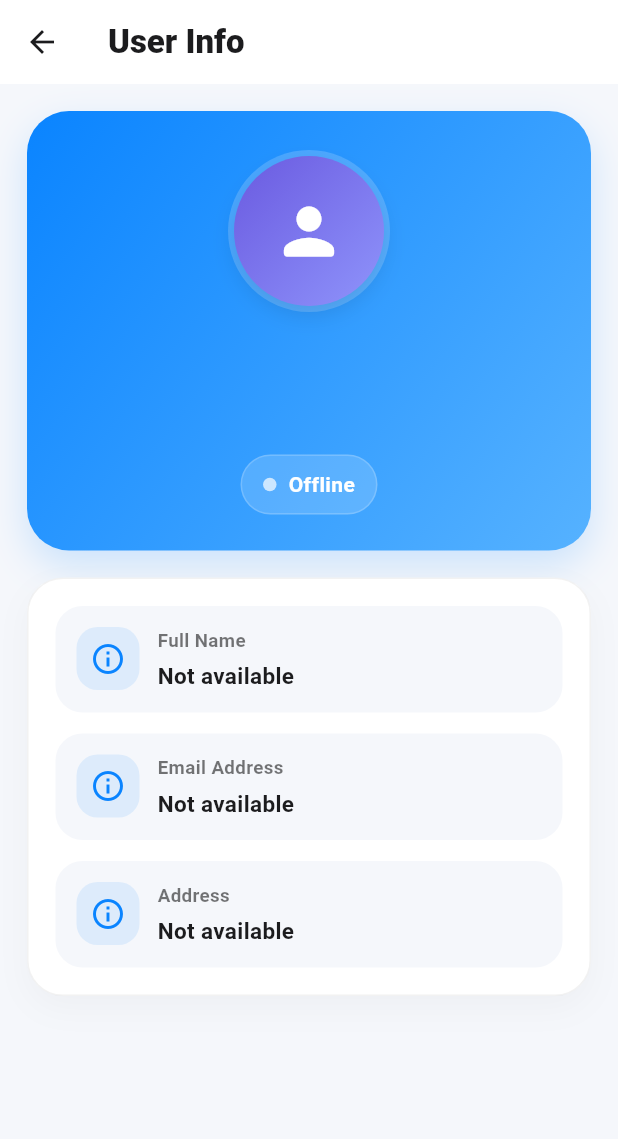
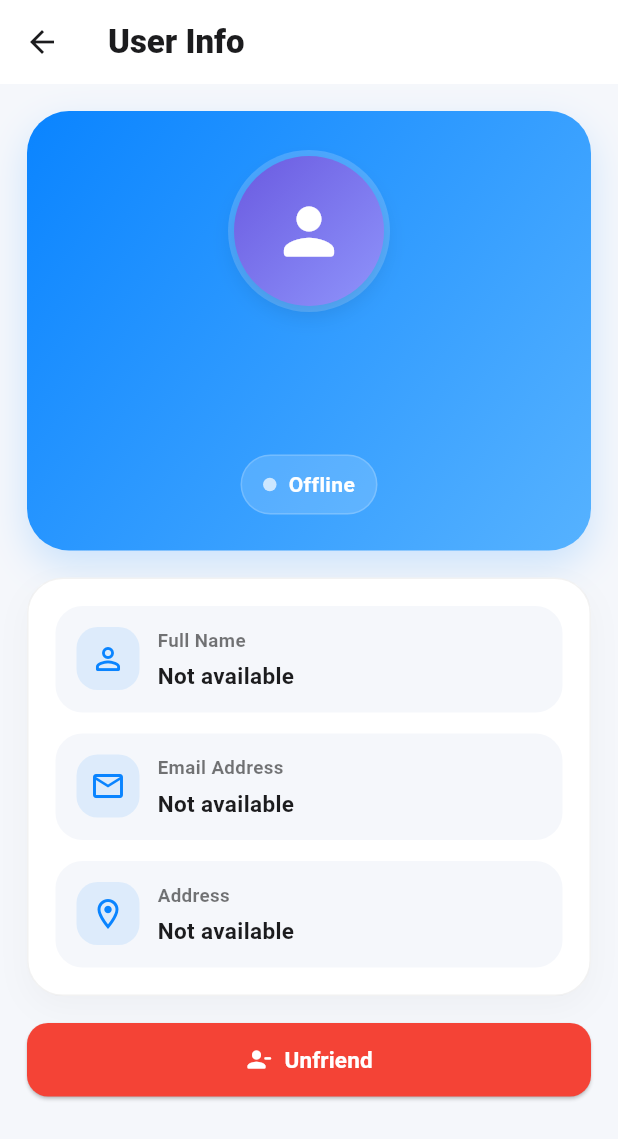
Before and after one commit to tanvirul-c0d3s/chatting_verse, a Flutter app: the ChatScreen screen opened by its route, after a tap on the "info outline" icon, on a phone screen of 412 x 824 dp. Shown: the top 1139 px of the screen. Run offline on Flutter 3.47's test engine with Material 3 defaults, Android fonts, the phone set to English and light mode, and no system bars; our stand-ins replace audioplayers, cached_network_image, cloud_firestore, file_picker, firebase_auth, firebase_core and 6 more; accounts and stored records are empty; statements that could not run were skipped.

Commit message:
Integrate Unfriend feature

```diff
--- a/lib/app/modules/home/home_controller.dart
+++ b/lib/app/modules/home/home_controller.dart
@@ -142,12 +142,10 @@ class HomeController extends GetxController {
         final sortedDocs = [...snapshot.docs]..sort((a, b) {
           final aData = a.data();
           final bData = b.data();
-          final aTs =
-              (aData['updatedAt'] as Timestamp?) ??
+          final aTs = (aData['updatedAt'] as Timestamp?) ??
               (aData['lastMessageAt'] as Timestamp?) ??
               (aData['createdAt'] as Timestamp?);
-          final bTs =
-              (bData['updatedAt'] as Timestamp?) ??
+          final bTs = (bData['updatedAt'] as Timestamp?) ??
               (bData['lastMessageAt'] as Timestamp?) ??
               (bData['createdAt'] as Timestamp?);
 
@@ -183,6 +181,8 @@ class HomeController extends GetxController {
 
     _sentRequestsSubscription = _chatService.sentRequestsStream(myUid).listen(
           (snapshot) {
+        _requestsMap.removeWhere((_, item) => item.senderId == myUid);
+
         for (final doc in snapshot.docs) {
           final data = doc.data();
           _requestsMap[doc.id] = ChatRequestItem(
@@ -196,9 +196,10 @@ class HomeController extends GetxController {
       },
     );
 
-    _receivedRequestsSubscription = _chatService
-        .receivedRequestsStream(myUid)
-        .listen((snapshot) {
+    _receivedRequestsSubscription =
+        _chatService.receivedRequestsStream(myUid).listen((snapshot) {
+          _requestsMap.removeWhere((_, item) => item.receiverId == myUid);
+
           for (final doc in snapshot.docs) {
             final data = doc.data();
             _requestsMap[doc.id] = ChatRequestItem(
@@ -333,9 +334,9 @@ class HomeController extends GetxController {
         return bMillis.compareTo(aMillis);
       }
 
-      return a.user.fullName.toLowerCase().compareTo(
-        b.user.fullName.toLowerCase(),
-      );
+      return a.user.fullName
+          .toLowerCase()
+          .compareTo(b.user.fullName.toLowerCase());
     });
 
     users.assignAll(items);
--- a/lib/app/modules/user_info/user_info_screen.dart
+++ b/lib/app/modules/user_info/user_info_screen.dart
@@ -2,18 +2,138 @@ import 'package:flutter/material.dart';
 import 'package:get/get.dart';
 
 import '../../data/models/app_user.dart';
+import '../../data/services/auth_service.dart';
+import '../../data/services/chat_service.dart';
+import '../chat/chat_controller.dart';
+import '../../routes/app_routes.dart';
 import '../../widgets/user_avatar.dart';
 
-class UserInfoScreen extends StatelessWidget {
+class UserInfoScreen extends StatefulWidget {
   const UserInfoScreen({super.key});
 
+  @override
+  State<UserInfoScreen> createState() => _UserInfoScreenState();
+}
+
+class _UserInfoScreenState extends State<UserInfoScreen> {
   static const Color _primary = Color(0xFF0A84FF);
   static const Color _bg = Color(0xFFF5F7FB);
   static const Color _textDark = Color(0xFF1C1C1E);
 
+  bool _isUnfriending = false;
+
+  AppUser? _resolveUser() {
+    final dynamic args = Get.arguments;
+
+    if (args is AppUser) return args;
+
+    if (args is Map) {
+      try {
+        return AppUser.fromMap(Map<String, dynamic>.from(args));
+      } catch (_) {
+        // ignore and fallback
+      }
+    }
+
+    if (Get.isRegistered<ChatController>()) {
+      return Get.find<ChatController>().otherUser;
+    }
+
+    return null;
+  }
+
+  Future<void> _handleUnfriend(AppUser user) async {
+    final confirmed = await showDialog<bool>(
+      context: context,
+      builder: (context) => AlertDialog(
+        title: const Text('Unfriend user?'),
+        content: Text(
+          'You will remove ${user.fullName} from your friend list and this chat will be deleted.',
+        ),
+        actions: [
+          TextButton(
+            onPressed: () => Navigator.pop(context, false),
+            child: const Text('Cancel'),
+          ),
+          ElevatedButton(
+            style: ElevatedButton.styleFrom(
+              backgroundColor: Colors.red,
+              foregroundColor: Colors.white,
+            ),
+            onPressed: () => Navigator.pop(context, true),
+            child: const Text('Unfriend'),
+          ),
+        ],
+      ),
+    );
+
+    if (confirmed != true || _isUnfriending) return;
+
+    final authService = Get.find<AuthService>();
+    final chatService = Get.find<ChatService>();
+    final myUid = authService.currentUser?.uid;
+
+    if (myUid == null) {
+      Get.snackbar('Session expired', 'Please login again.');
+      return;
+    }
+
+    setState(() => _isUnfriending = true);
+
+    try {
+      await chatService.unfriend(myUid: myUid, otherUid: user.uid);
+
+      if (!mounted) return;
+
+      Get.snackbar('Unfriended', '${user.fullName} has been removed.');
+      Get.offAllNamed(AppRoutes.home);
+    } catch (e) {
+      Get.snackbar('Unfriend failed', e.toString());
+    } finally {
+      if (mounted) {
+        setState(() => _isUnfriending = false);
+      }
+    }
+  }
+
   @override
   Widget build(BuildContext context) {
-    final AppUser user = Get.arguments as AppUser;
+    final user = _resolveUser();
+
+    if (user == null) {
+      return Scaffold(
+        backgroundColor: _bg,
+        appBar: AppBar(
+          title: const Text('User Info'),
+        ),
+        body: Center(
+          child: Padding(
+            padding: const EdgeInsets.all(24),
+            child: Column(
+              mainAxisSize: MainAxisSize.min,
+              children: [
+                const Icon(Icons.error_outline, size: 42, color: Colors.red),
+                const SizedBox(height: 12),
+                const Text(
+                  'User data not found.',
+                  style: TextStyle(fontSize: 16, fontWeight: FontWeight.w700),
+                ),
+                const SizedBox(height: 8),
+                const Text(
+                  'Please open this screen from chat header info button.',
+                  textAlign: TextAlign.center,
+                ),
+                const SizedBox(height: 16),
+                ElevatedButton(
+                  onPressed: () => Get.offAllNamed(AppRoutes.home),
+                  child: const Text('Go Home'),
+                ),
+              ],
+            ),
+          ),
+        ),
+      );
+    }
 
     return Scaffold(
       backgroundColor: _bg,
@@ -109,7 +229,9 @@ class UserInfoScreen extends StatelessWidget {
                           width: 9,
                           height: 9,
                           decoration: BoxDecoration(
-                            color: user.isOnline ? Colors.greenAccent : Colors.white70,
+                            color: user.isOnline
+                                ? Colors.greenAccent
+                                : Colors.white70,
                             shape: BoxShape.circle,
                           ),
                         ),
@@ -165,6 +287,39 @@ class UserInfoScreen extends StatelessWidget {
                 ],
               ),
             ),
+            const SizedBox(height: 18),
+            SizedBox(
+              width: double.infinity,
+              child: ElevatedButton.icon(
+                onPressed: _isUnfriending ? null : () => _handleUnfriend(user),
+                style: ElevatedButton.styleFrom(
+                  backgroundColor: Colors.red,
+                  foregroundColor: Colors.white,
+                  disabledBackgroundColor: Colors.red.withOpacity(.45),
+                  padding: const EdgeInsets.symmetric(vertical: 14),
+                  shape: RoundedRectangleBorder(
+                    borderRadius: BorderRadius.circular(14),
+                  ),
+                ),
+                icon: _isUnfriending
+                    ? const SizedBox(
+                  width: 18,
+                  height: 18,
+                  child: CircularProgressIndicator(
+                    strokeWidth: 2,
+                    color: Colors.white,
+                  ),
+                )
+                    : const Icon(Icons.person_remove_alt_1_rounded),
+                label: Text(
+                  _isUnfriending ? 'Unfriending...' : 'Unfriend',
+                  style: const TextStyle(
+                    fontSize: 15,
+                    fontWeight: FontWeight.w700,
+                  ),
+                ),
+              ),
+            ),
           ],
         ),
       ),
@@ -205,8 +360,8 @@ class _InfoTile extends StatelessWidget {
               color: _primary.withOpacity(.10),
               borderRadius: BorderRadius.circular(14),
             ),
-            child: const Icon(
-              Icons.info_outline,
+            child: Icon(
+              icon,
               color: _primary,
             ),
           ),
```
Also changed, not shown: lib/app/data/services/chat_service.dart (+34 -0 lines). Lines whose indentation alone changed are shown as unchanged.
